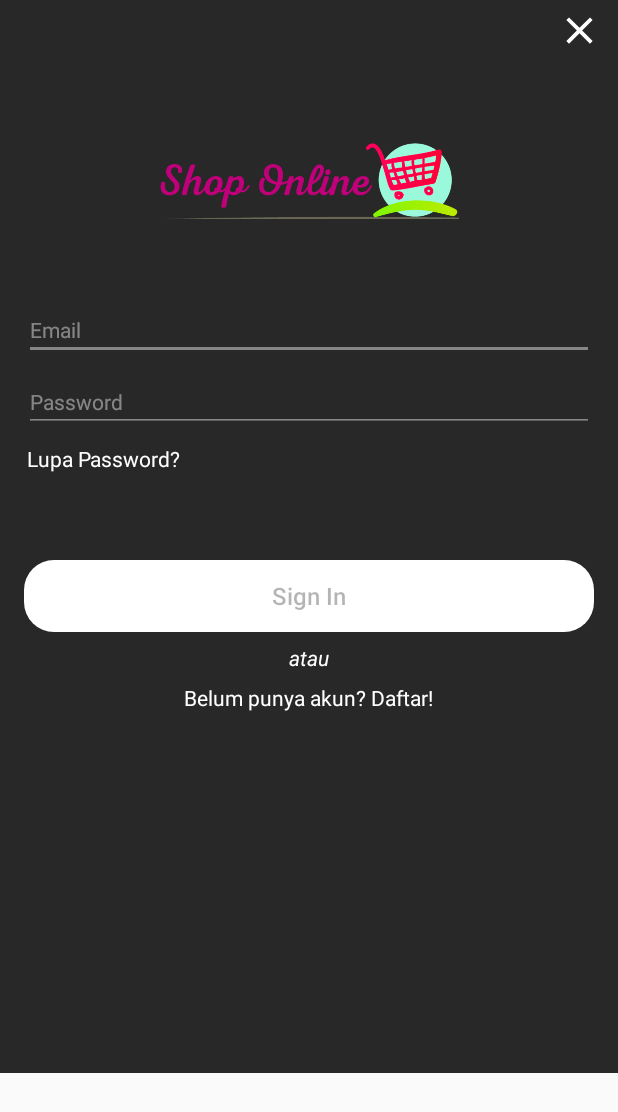
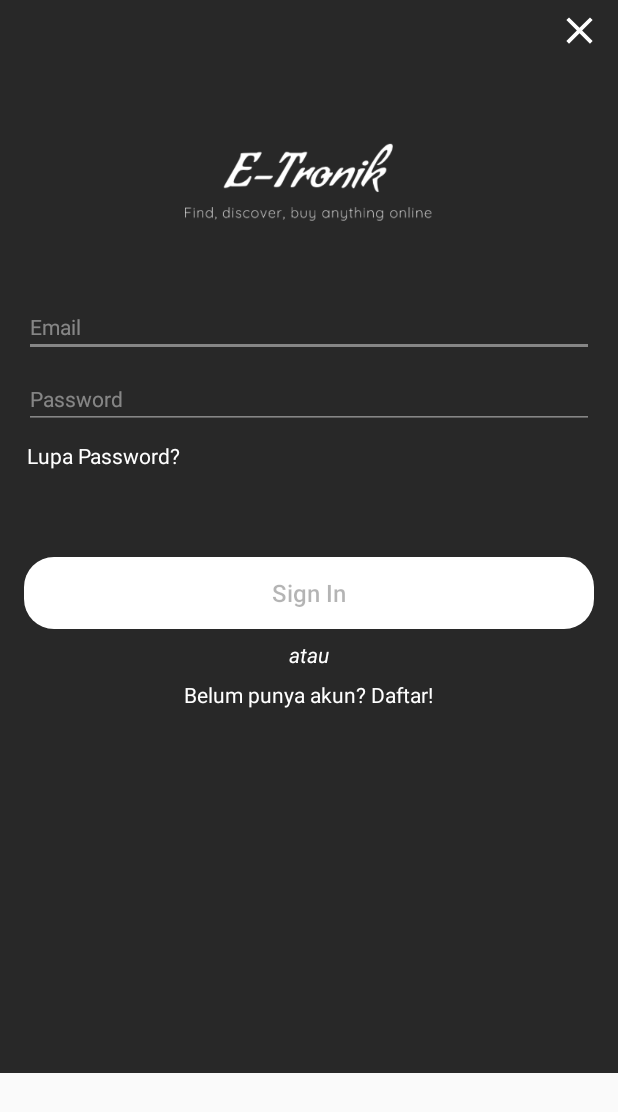
Before and after one commit to smkn5malang/smkcoding_etronik, an Android app: the screen it shows after launch (RegisterActivity), on a phone screen of 412 x 824 dp. Shown: the top 1112 px of the screen. Run offline under Robolectric (Android 15) with nearby library versions, the phone set to English and light mode, and no system bars; our stand-ins replace Firebase (no records; nobody signed in at launch, a user with empty details on screens opened directly).

Commit message:
design logo & icon

```diff
--- a/app/src/main/AndroidManifest.xml
+++ b/app/src/main/AndroidManifest.xml
@@ -5,7 +5,7 @@
 
     <application
         android:allowBackup="true"
-        android:icon="@mipmap/ic_launcher"
+        android:icon="@mipmap/icon_etronik"
         android:label="@string/app_name"
         android:roundIcon="@mipmap/ic_launcher_round"
         android:supportsRtl="true"
--- a/app/src/main/res/drawable/splash_activity_bg.xml
+++ b/app/src/main/res/drawable/splash_activity_bg.xml
@@ -6,6 +6,6 @@
         </shape>
     </item>
     <item>
-        <bitmap android:src="@mipmap/logo" android:gravity="center"/>
+        <bitmap android:src="@mipmap/etronik2" android:gravity="center"/>
     </item>
 </layer-list>
--- a/app/src/main/res/layout/fragment_sign_in.xml
+++ b/app/src/main/res/layout/fragment_sign_in.xml
@@ -30,7 +30,7 @@
             android:layout_gravity="center"
             android:layout_marginLeft="8dp"
             android:layout_marginRight="8dp"
-            android:src="@drawable/applogo" />
+            android:src="@drawable/etronik1dark" />
 
         <EditText
             android:id="@+id/email_input"
--- a/app/src/main/res/layout/fragment_sign_up.xml
+++ b/app/src/main/res/layout/fragment_sign_up.xml
@@ -30,7 +30,7 @@
             android:layout_gravity="center"
             android:layout_marginLeft="8dp"
             android:layout_marginRight="8dp"
-            android:src="@drawable/applogo" />
+            android:src="@drawable/etronik1dark" />
 
         <EditText
             android:id="@+id/email_input"
```
Also changed, not shown: app/src/main/res/layout/activity_main.xml (+6 -1 lines), app/src/main/res/drawable/etronik1.png (added), app/src/main/res/drawable/etronik1dark.png (added), app/src/main/res/mipmap-xxhdpi/etronik2.png (added), app/src/main/res/mipmap-xxhdpi/icon_etronik.png (added).
